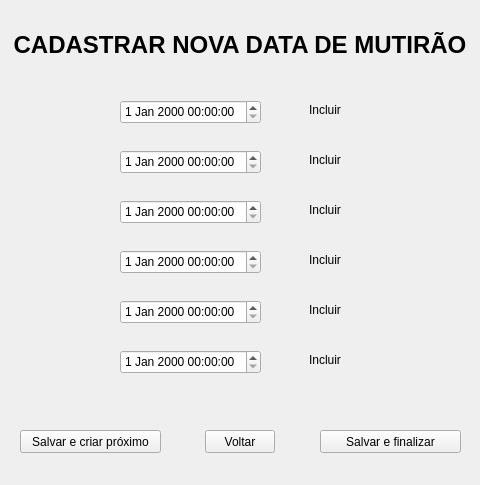
Old version of the form dev/sangueDaUFRJ/newdrive.ui in the repository lucasdepaula/sbvbproject.
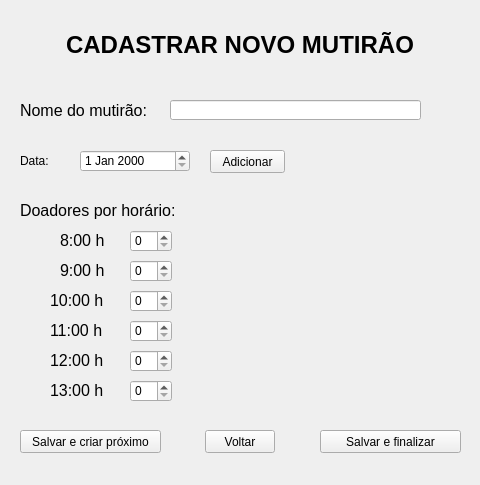
New version of the form. Icons and pictures are not drawn.

The edit to the form file:
```diff
--- a/dev/sangueDaUFRJ/newdrive.ui
+++ b/dev/sangueDaUFRJ/newdrive.ui
@@ -35,6 +35,9 @@
    <iconset>
     <normaloff>icon_sangue.ico</normaloff>icon_sangue.ico</iconset>
   </property>
+  <property name="styleSheet">
+   <string notr="true"/>
+  </property>
   <widget class="QWidget" name="centralwidget">
    <widget class="QPushButton" name="pushButton">
     <property name="geometry">
@@ -71,163 +74,7 @@
      <string notr="true">background:transparent;</string>
     </property>
     <property name="text">
-     <string>&lt;html&gt;&lt;head/&gt;&lt;body&gt;&lt;p align=&quot;center&quot;&gt;&lt;span style=&quot; font-size:18pt; font-weight:600;&quot;&gt;CADASTRAR NOVA DATA DE MUTIRÃO&lt;/span&gt;&lt;/p&gt;&lt;/body&gt;&lt;/html&gt;</string>
-    </property>
-   </widget>
-   <widget class="QDateTimeEdit" name="dateTimeEdit">
-    <property name="geometry">
-     <rect>
-      <x>120</x>
-      <y>100</y>
-      <width>141</width>
-      <height>24</height>
-     </rect>
-    </property>
-   </widget>
-   <widget class="QCheckBox" name="checkBox">
-    <property name="geometry">
-     <rect>
-      <x>290</x>
-      <y>100</y>
-      <width>89</width>
-      <height>20</height>
-     </rect>
-    </property>
-    <property name="styleSheet">
-     <string notr="true">background:transparent;</string>
-    </property>
-    <property name="text">
-     <string>Incluir</string>
-    </property>
-   </widget>
-   <widget class="QCheckBox" name="checkBox_2">
-    <property name="geometry">
-     <rect>
-      <x>290</x>
-      <y>150</y>
-      <width>89</width>
-      <height>20</height>
-     </rect>
-    </property>
-    <property name="styleSheet">
-     <string notr="true">background:transparent;</string>
-    </property>
-    <property name="text">
-     <string>Incluir</string>
-    </property>
-   </widget>
-   <widget class="QDateTimeEdit" name="dateTimeEdit_2">
-    <property name="geometry">
-     <rect>
-      <x>120</x>
-      <y>150</y>
-      <width>141</width>
-      <height>24</height>
-     </rect>
-    </property>
-   </widget>
-   <widget class="QCheckBox" name="checkBox_3">
-    <property name="geometry">
-     <rect>
-      <x>290</x>
-      <y>200</y>
-      <width>89</width>
-      <height>20</height>
-     </rect>
-    </property>
-    <property name="styleSheet">
-     <string notr="true">background:transparent;</string>
-    </property>
-    <property name="text">
-     <string>Incluir</string>
-    </property>
-   </widget>
-   <widget class="QDateTimeEdit" name="dateTimeEdit_3">
-    <property name="geometry">
-     <rect>
-      <x>120</x>
-      <y>200</y>
-      <width>141</width>
-      <height>24</height>
-     </rect>
-    </property>
-   </widget>
-   <widget class="QCheckBox" name="checkBox_4">
-    <property name="geometry">
-     <rect>
-      <x>290</x>
-      <y>250</y>
-      <width>89</width>
-      <height>20</height>
-     </rect>
-    </property>
-    <property name="styleSheet">
-     <string notr="true">background:transparent;</string>
-    </property>
-    <property name="text">
-     <string>Incluir</string>
-    </property>
-   </widget>
-   <widget class="QDateTimeEdit" name="dateTimeEdit_4">
-    <property name="geometry">
-     <rect>
-      <x>120</x>
-      <y>250</y>
-      <width>141</width>
-      <height>24</height>
-     </rect>
-    </property>
-   </widget>
-   <widget class="QCheckBox" name="checkBox_5">
-    <property name="geometry">
-     <rect>
-      <x>290</x>
-      <y>300</y>
-      <width>89</width>
-      <height>20</height>
-     </rect>
-    </property>
-    <property name="styleSheet">
-     <string notr="true">background:transparent;</string>
-    </property>
-    <property name="text">
-     <string>Incluir</string>
-    </property>
-   </widget>
-   <widget class="QDateTimeEdit" name="dateTimeEdit_5">
-    <property name="geometry">
-     <rect>
-      <x>120</x>
-      <y>300</y>
-      <width>141</width>
-      <height>24</height>
-     </rect>
-    </property>
-   </widget>
-   <widget class="QCheckBox" name="checkBox_6">
-    <property name="geometry">
-     <rect>
-      <x>290</x>
-      <y>350</y>
-      <width>89</width>
-      <height>20</height>
-     </rect>
-    </property>
-    <property name="styleSheet">
-     <string notr="true">background:transparent;</string>
-    </property>
-    <property name="text">
-     <string>Incluir</string>
-    </property>
-   </widget>
-   <widget class="QDateTimeEdit" name="dateTimeEdit_6">
-    <property name="geometry">
-     <rect>
-      <x>120</x>
-      <y>350</y>
-      <width>141</width>
-      <height>24</height>
-     </rect>
+     <string>&lt;html&gt;&lt;head/&gt;&lt;body&gt;&lt;p align=&quot;center&quot;&gt;&lt;span style=&quot; font-size:18pt; font-weight:600;&quot;&gt;CADASTRAR NOVO MUTIRÃO&lt;/span&gt;&lt;/p&gt;&lt;/body&gt;&lt;/html&gt;</string>
     </property>
    </widget>
    <widget class="QPushButton" name="pushButton_2">
@@ -262,6 +109,274 @@
      <string>Salvar e finalizar</string>
     </property>
    </widget>
+   <widget class="QDateEdit" name="dateEdit">
+    <property name="geometry">
+     <rect>
+      <x>80</x>
+      <y>150</y>
+      <width>110</width>
+      <height>22</height>
+     </rect>
+    </property>
+   </widget>
+   <widget class="QLabel" name="label_2">
+    <property name="geometry">
+     <rect>
+      <x>20</x>
+      <y>150</y>
+      <width>51</width>
+      <height>21</height>
+     </rect>
+    </property>
+    <property name="styleSheet">
+     <string notr="true">background: transparent;</string>
+    </property>
+    <property name="text">
+     <string>&lt;html&gt;&lt;head/&gt;&lt;body&gt;&lt;p&gt;&lt;span style=&quot; font-size:12pt;&quot;&gt;Data:&lt;/span&gt;&lt;/p&gt;&lt;/body&gt;&lt;/html&gt;</string>
+    </property>
+   </widget>
+   <widget class="QLabel" name="label_3">
+    <property name="geometry">
+     <rect>
+      <x>20</x>
+      <y>100</y>
+      <width>161</width>
+      <height>21</height>
+     </rect>
+    </property>
+    <property name="styleSheet">
+     <string notr="true">background: transparent;</string>
+    </property>
+    <property name="text">
+     <string>&lt;html&gt;&lt;head/&gt;&lt;body&gt;&lt;p&gt;&lt;span style=&quot; font-size:12pt;&quot;&gt;Nome do mutirão:&lt;/span&gt;&lt;/p&gt;&lt;/body&gt;&lt;/html&gt;</string>
+    </property>
+   </widget>
+   <widget class="QLineEdit" name="lineEdit">
+    <property name="geometry">
+     <rect>
+      <x>170</x>
+      <y>100</y>
+      <width>251</width>
+      <height>20</height>
+     </rect>
+    </property>
+   </widget>
+   <widget class="QPushButton" name="pushButton_4">
+    <property name="geometry">
+     <rect>
+      <x>210</x>
+      <y>150</y>
+      <width>75</width>
+      <height>23</height>
+     </rect>
+    </property>
+    <property name="text">
+     <string>Adicionar</string>
+    </property>
+   </widget>
+   <widget class="QLabel" name="label_4">
+    <property name="geometry">
+     <rect>
+      <x>20</x>
+      <y>200</y>
+      <width>171</width>
+      <height>21</height>
+     </rect>
+    </property>
+    <property name="styleSheet">
+     <string notr="true">background: transparent;</string>
+    </property>
+    <property name="text">
+     <string>&lt;html&gt;&lt;head/&gt;&lt;body&gt;&lt;p&gt;&lt;span style=&quot; font-size:12pt;&quot;&gt;Doadores por horário:&lt;/span&gt;&lt;/p&gt;&lt;/body&gt;&lt;/html&gt;</string>
+    </property>
+   </widget>
+   <widget class="QLabel" name="label_5">
+    <property name="geometry">
+     <rect>
+      <x>60</x>
+      <y>230</y>
+      <width>61</width>
+      <height>21</height>
+     </rect>
+    </property>
+    <property name="styleSheet">
+     <string notr="true">background: transparent;</string>
+    </property>
+    <property name="text">
+     <string>&lt;html&gt;&lt;head/&gt;&lt;body&gt;&lt;p&gt;&lt;span style=&quot; font-size:12pt;&quot;&gt;8:00 h&lt;/span&gt;&lt;/p&gt;&lt;/body&gt;&lt;/html&gt;</string>
+    </property>
+   </widget>
+   <widget class="QLabel" name="label_6">
+    <property name="geometry">
+     <rect>
+      <x>60</x>
+      <y>260</y>
+      <width>61</width>
+      <height>21</height>
+     </rect>
+    </property>
+    <property name="styleSheet">
+     <string notr="true">background: transparent;</string>
+    </property>
+    <property name="text">
+     <string>&lt;html&gt;&lt;head/&gt;&lt;body&gt;&lt;p&gt;&lt;span style=&quot; font-size:12pt;&quot;&gt;9:00 h&lt;/span&gt;&lt;/p&gt;&lt;/body&gt;&lt;/html&gt;</string>
+    </property>
+   </widget>
+   <widget class="QLabel" name="label_7">
+    <property name="geometry">
+     <rect>
+      <x>50</x>
+      <y>290</y>
+      <width>61</width>
+      <height>21</height>
+     </rect>
+    </property>
+    <property name="styleSheet">
+     <string notr="true">background: transparent;</string>
+    </property>
+    <property name="text">
+     <string>&lt;html&gt;&lt;head/&gt;&lt;body&gt;&lt;p&gt;&lt;span style=&quot; font-size:12pt;&quot;&gt;10:00 h&lt;/span&gt;&lt;/p&gt;&lt;/body&gt;&lt;/html&gt;</string>
+    </property>
+   </widget>
+   <widget class="QLabel" name="label_8">
+    <property name="geometry">
+     <rect>
+      <x>50</x>
+      <y>320</y>
+      <width>61</width>
+      <height>21</height>
+     </rect>
+    </property>
+    <property name="styleSheet">
+     <string notr="true">background: transparent;</string>
+    </property>
+    <property name="text">
+     <string>&lt;html&gt;&lt;head/&gt;&lt;body&gt;&lt;p&gt;&lt;span style=&quot; font-size:12pt;&quot;&gt;11:00 h&lt;/span&gt;&lt;/p&gt;&lt;/body&gt;&lt;/html&gt;</string>
+    </property>
+   </widget>
+   <widget class="QLabel" name="label_9">
+    <property name="geometry">
+     <rect>
+      <x>50</x>
+      <y>350</y>
+      <width>61</width>
+      <height>21</height>
+     </rect>
+    </property>
+    <property name="styleSheet">
+     <string notr="true">background: transparent;</string>
+    </property>
+    <property name="text">
+     <string>&lt;html&gt;&lt;head/&gt;&lt;body&gt;&lt;p&gt;&lt;span style=&quot; font-size:12pt;&quot;&gt;12:00 h&lt;/span&gt;&lt;/p&gt;&lt;/body&gt;&lt;/html&gt;</string>
+    </property>
+   </widget>
+   <widget class="QLabel" name="label_10">
+    <property name="geometry">
+     <rect>
+      <x>50</x>
+      <y>380</y>
+      <width>61</width>
+      <height>21</height>
+     </rect>
+    </property>
+    <property name="styleSheet">
+     <string notr="true">background: transparent;</string>
+    </property>
+    <property name="text">
+     <string>&lt;html&gt;&lt;head/&gt;&lt;body&gt;&lt;p&gt;&lt;span style=&quot; font-size:12pt;&quot;&gt;13:00 h&lt;/span&gt;&lt;/p&gt;&lt;/body&gt;&lt;/html&gt;</string>
+    </property>
+   </widget>
+   <widget class="QListWidget" name="listWidget">
+    <property name="geometry">
+     <rect>
+      <x>230</x>
+      <y>230</y>
+      <width>191</width>
+      <height>171</height>
+     </rect>
+    </property>
+    <property name="styleSheet">
+     <string notr="true">background: transparent;</string>
+    </property>
+   </widget>
+   <widget class="QSpinBox" name="spinBox">
+    <property name="geometry">
+     <rect>
+      <x>130</x>
+      <y>230</y>
+      <width>42</width>
+      <height>22</height>
+     </rect>
+    </property>
+    <property name="value">
+     <number>0</number>
+    </property>
+   </widget>
+   <widget class="QSpinBox" name="spinBox_2">
+    <property name="geometry">
+     <rect>
+      <x>130</x>
+      <y>260</y>
+      <width>42</width>
+      <height>22</height>
+     </rect>
+    </property>
+    <property name="value">
+     <number>0</number>
+    </property>
+   </widget>
+   <widget class="QSpinBox" name="spinBox_3">
+    <property name="geometry">
+     <rect>
+      <x>130</x>
+      <y>290</y>
+      <width>42</width>
+      <height>22</height>
+     </rect>
+    </property>
+    <property name="value">
+     <number>0</number>
+    </property>
+   </widget>
+   <widget class="QSpinBox" name="spinBox_4">
+    <property name="geometry">
+     <rect>
+      <x>130</x>
+      <y>320</y>
+      <width>42</width>
+      <height>22</height>
+     </rect>
+    </property>
+    <property name="value">
+     <number>0</number>
+    </property>
+   </widget>
+   <widget class="QSpinBox" name="spinBox_5">
+    <property name="geometry">
+     <rect>
+      <x>130</x>
+      <y>350</y>
+      <width>42</width>
+      <height>22</height>
+     </rect>
+    </property>
+    <property name="value">
+     <number>0</number>
+    </property>
+   </widget>
+   <widget class="QSpinBox" name="spinBox_6">
+    <property name="geometry">
+     <rect>
+      <x>130</x>
+      <y>380</y>
+      <width>42</width>
+      <height>22</height>
+     </rect>
+    </property>
+    <property name="value">
+     <number>0</number>
+    </property>
+   </widget>
   </widget>
   <widget class="QMenuBar" name="menubar">
    <property name="geometry">
```
Left out of the diff: 2 changed lines with no effect on the pictures.
